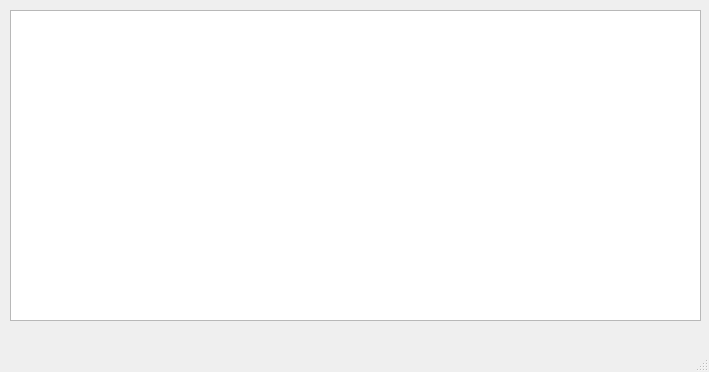
Old version of the form design3.ui in the repository Niiieeels/Experimental-Control-Software.
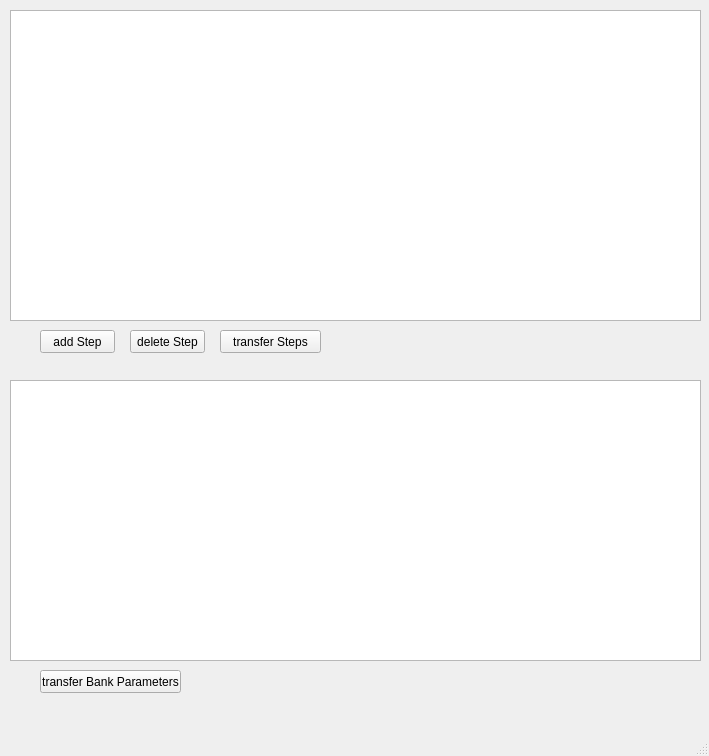
New version of the form.

Diff of the .ui file:
```diff
--- a/design3.ui
+++ b/design3.ui
@@ -7,7 +7,7 @@
     <x>0</x>
     <y>0</y>
     <width>709</width>
-    <height>372</height>
+    <height>756</height>
    </rect>
   </property>
   <property name="windowTitle">
@@ -24,6 +24,68 @@
      </rect>
     </property>
    </widget>
+   <widget class="QPushButton" name="addStep">
+    <property name="geometry">
+     <rect>
+      <x>40</x>
+      <y>330</y>
+      <width>75</width>
+      <height>23</height>
+     </rect>
+    </property>
+    <property name="text">
+     <string>add Step</string>
+    </property>
+   </widget>
+   <widget class="QPushButton" name="delStep">
+    <property name="geometry">
+     <rect>
+      <x>130</x>
+      <y>330</y>
+      <width>75</width>
+      <height>23</height>
+     </rect>
+    </property>
+    <property name="text">
+     <string>delete Step</string>
+    </property>
+   </widget>
+   <widget class="QPushButton" name="transSteps">
+    <property name="geometry">
+     <rect>
+      <x>220</x>
+      <y>330</y>
+      <width>101</width>
+      <height>23</height>
+     </rect>
+    </property>
+    <property name="text">
+     <string>transfer Steps</string>
+    </property>
+   </widget>
+   <widget class="QTableWidget" name="bankParameters">
+    <property name="geometry">
+     <rect>
+      <x>10</x>
+      <y>380</y>
+      <width>691</width>
+      <height>281</height>
+     </rect>
+    </property>
+   </widget>
+   <widget class="QPushButton" name="transBankParams">
+    <property name="geometry">
+     <rect>
+      <x>40</x>
+      <y>670</y>
+      <width>141</width>
+      <height>23</height>
+     </rect>
+    </property>
+    <property name="text">
+     <string>transfer Bank Parameters</string>
+    </property>
+   </widget>
   </widget>
   <widget class="QMenuBar" name="menubar">
    <property name="geometry">
```
Left out of the diff: 2 changed lines with no effect on the pictures.
